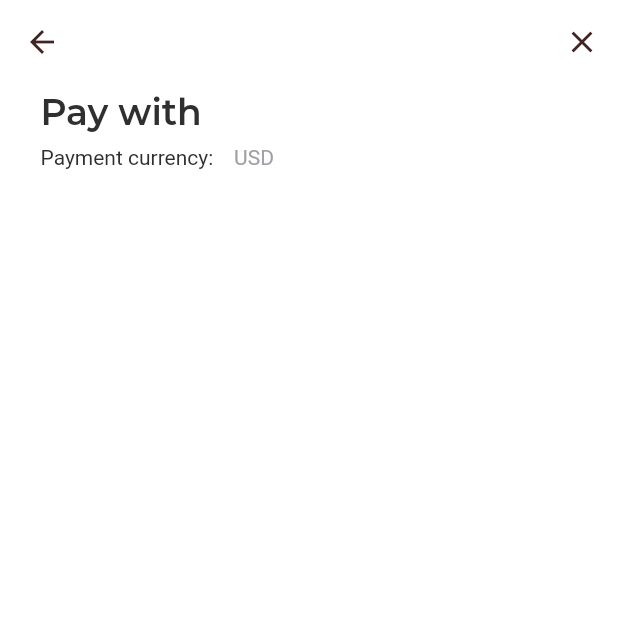
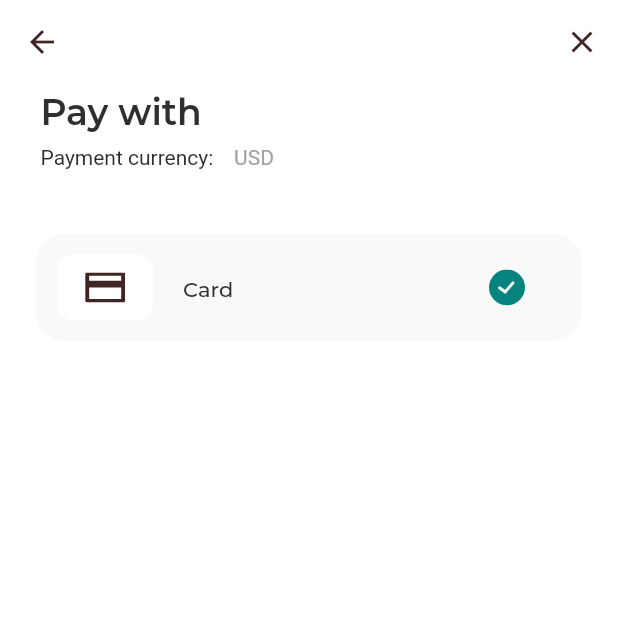
Before and after one commit to onumengine/encostay, a Flutter app: the AddPaymentScreen screen opened directly, on a phone screen of 412 x 824 dp, the top half of it. Run offline on Flutter 3.47's test engine with Material 2 defaults, Android fonts, the light colour scheme and no system bars; our stand-ins replace carousel_slider, equatable, floating_bottom_navigation_bar, flutter_bloc, flutter_svg, introduction_screen and 1 more; missing offline and left inert: flutter_rounded_date_picker; project files that could hold a hidden picture were left out.

Commit message:
create a PaymentMethodTile

```diff
--- /dev/null
+++ b/lib/ui/atoms/payment_method_tile.dart
@@ -0,0 +1,75 @@
+import 'package:encostay/utilities/colors.dart';
+import 'package:encostay/utilities/constants.dart';
+import 'package:flutter/material.dart';
+import 'package:flutter_svg/flutter_svg.dart';
+
+class PaymentMethodTile extends StatefulWidget {
+  const PaymentMethodTile({
+    Key? key,
+    required this.iconPath,
+    required this.label,
+  }) : super(key: key);
+
+  final String iconPath, label;
+
+  @override
+  _PaymentMethodTileState createState() => _PaymentMethodTileState();
+}
+
+class _PaymentMethodTileState extends State<PaymentMethodTile> {
+  bool _documentIsUploaded = true;
+
+  @override
+  Widget build(BuildContext context) {
+    return GestureDetector(
+      onTap: () {
+        setState(() {
+          _documentIsUploaded = !_documentIsUploaded;
+        });
+      },
+      child: Container(
+        padding: EdgeInsets.all(14) + EdgeInsets.only(right: 24),
+        decoration: BoxDecoration(
+          borderRadius: BorderRadius.circular(20),
+          color: greyCardColor,
+        ),
+        child: Row(
+          children: <Widget>[
+            Container(
+              width: 64.24,
+              height: 44,
+              padding: EdgeInsets.symmetric(vertical: 12),
+              decoration: BoxDecoration(
+                borderRadius: BorderRadius.circular(11),
+                color: brandWhite,
+              ),
+              child: SvgPicture.asset(
+                widget.iconPath,
+              ),
+            ),
+            SizedBox(
+              width: 19.76,
+            ),
+            Text(
+              widget.label,
+              style: TextStyle(
+                fontWeight: FontWeight.w500,
+                height: 23 / 14,
+                color: lightTextColor,
+              ),
+            ),
+            Expanded(
+              child: SizedBox(),
+            ),
+            SvgPicture.asset(
+              (_documentIsUploaded)
+                  ? (COLORED_VECTORS_PATH + 'ic_marked.svg')
+                  : (VECTORS_ROOT_PATH + 'unmarked.svg'),
+              height: 24,
+            ),
+          ],
+        ),
+      ),
+    );
+  }
+}
--- a/lib/ui/organisms/upload_id.dart
+++ b/lib/ui/organisms/upload_id.dart
@@ -24,7 +24,7 @@ class _UploadIDComponentState extends State<UploadIDComponent> {
   @override
   void initState() {
     super.initState();
-    _selectedCountry = _listOfCountries![0];
+    _selectedCountry = _listOfCountries![2];
   }
 
   @override
@@ -143,7 +143,7 @@ class _UploadIDComponentState extends State<UploadIDComponent> {
           Row(
             mainAxisAlignment: MainAxisAlignment.start,
             children: <Widget>[
-              SvgPicture.asset(VECTORS_ROOT_PATH + 'ic_lock.svg'),
+              SvgPicture.asset(VECTORS_ROOT_PATH + 'lock.svg'),
               SizedBox(
                 width: 15,
               ),
--- a/lib/ui/screens/add_payment_screen.dart
+++ b/lib/ui/screens/add_payment_screen.dart
@@ -1,4 +1,6 @@
+import 'package:encostay/ui/atoms/payment_method_tile.dart';
 import 'package:encostay/utilities/colors.dart';
+import 'package:encostay/utilities/constants.dart';
 import 'package:flutter/material.dart';
 
 class AddPaymentScreen extends StatefulWidget {
@@ -72,6 +74,10 @@ class _AddPaymentScreenState extends State<AddPaymentScreen> {
               SizedBox(
                 height: screenSize.height / 20.3,
               ),
+              PaymentMethodTile(
+                iconPath: VECTORS_ROOT_PATH + 'card.svg',
+                label: 'Card',
+              ),
             ],
           ),
         ),
--- a/lib/utilities/colors.dart
+++ b/lib/utilities/colors.dart
@@ -19,6 +19,8 @@ const brandTextInputShadow = Color(0xff939393);
 const lightTextColor = Color(0xff2f2f2F);
 const paleTextColor = Color(0xffa1a0a6);
 
+const greyCardColor = Color(0Xfff8f9f9);
+
 // Modal colors
 const brandBrownDark = Color(0xff313131);
 const instructionalTextModal = Color(0xff616161);
```
Also changed, not shown: lib/assets/vectors/apple_pay.svg (added), lib/assets/vectors/card.svg (added), lib/assets/vectors/colored_icons/ic_cashapp.svg (added), lib/assets/vectors/colored_icons/ic_google_pay.svg (added), lib/assets/vectors/colored_icons/ic_paypal.svg (added), lib/assets/vectors/lock.svg (renamed from lib/assets/vectors/ic_lock.svg).
